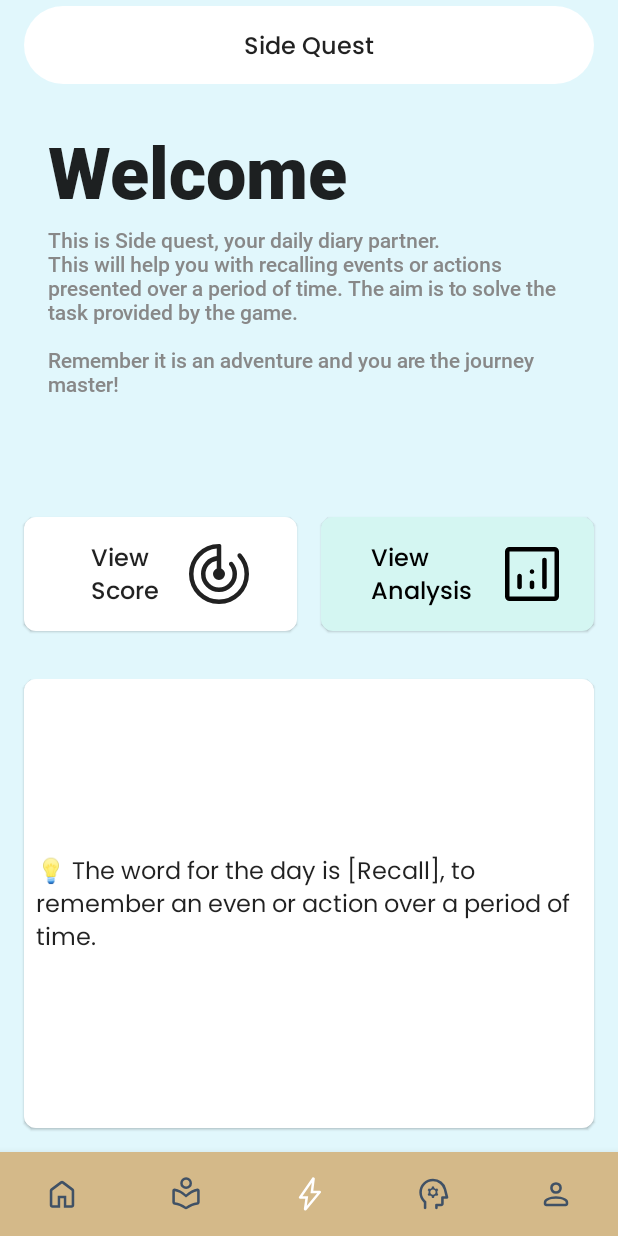
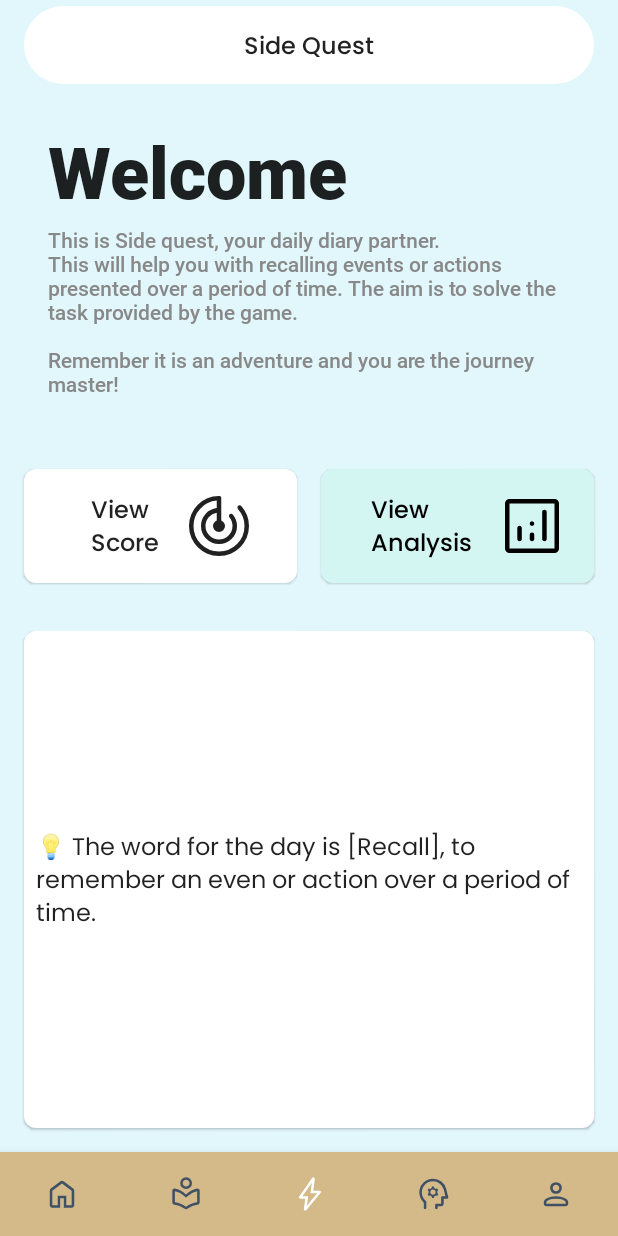
Before and after one commit to Hassan3924/Recallify, an Android app built with Jetpack Compose: the GuardianSideQuestActivity screen opened directly, with no data from a screen before it, on a phone screen of 412 x 824 dp. Run offline under Robolectric (Android 15) with nearby library versions, the phone set to English and light mode, and no system bars; our stand-ins replace accompanist.

Commit message:
Made alignment changes GuardianSideQuestActivity.kt and GuardianThinkFastActivity.kt.

```diff
--- a/app/src/main/java/com/example/recallify/view/ui/feature/guradian_application/guardiansidequest/GuardianSideQuestActivity.kt
+++ b/app/src/main/java/com/example/recallify/view/ui/feature/guradian_application/guardiansidequest/GuardianSideQuestActivity.kt
@@ -144,44 +144,10 @@ class GuardianSideQuestActivity : AppCompatActivity() {
                 Column(
                     modifier = Modifier
                         .fillMaxWidth()
-                        .padding(horizontal = 16.dp)
+                        .padding(horizontal = 16.dp),
+                    verticalArrangement = Arrangement.Center,
+                    horizontalAlignment = Alignment.CenterHorizontally
                 ) {
-                    Card(
-                        modifier = Modifier
-                            .fillMaxWidth()
-                            .padding(vertical = 16.dp),
-                        shape = RoundedCornerShape(8.dp),
-                        backgroundColor = MaterialTheme.colors.background,
-                        elevation = 1.dp,
-                    ) {
-//                        Column(
-//                            modifier = Modifier
-//                                .fillMaxWidth()
-//                                .padding(16.dp),
-//                            verticalArrangement = Arrangement.Center
-//                        ) {
-////                            Row(
-////                                modifier = Modifier.fillMaxWidth(),
-////                                horizontalArrangement = Arrangement.SpaceBetween,
-////                                verticalAlignment = Alignment.CenterVertically
-////                            ) {
-////                                Text(
-////                                    "Tap to play game",
-////                                    style = MaterialTheme.typography.button.copy(
-////                                        fontSize = 16.sp
-////                                    ),
-////                                    modifier = Modifier.padding(vertical = 16.dp)
-////                                )
-////                                Icon(
-////                                    painter = painterResource(id = R.drawable.round_arrow_forward_24),
-////                                    contentDescription = "let's play thinkfast",
-////                                    modifier = Modifier
-////                                        .size(32.dp)
-////
-////                                )
-////                            }
-//                        }
-                    }
                     Row(modifier = Modifier.fillMaxWidth()) {
                         Card(
                             modifier = Modifier
```
Also changed, not shown: app/src/main/java/com/example/recallify/view/ui/feature/guradian_application/guardianthinkfast/GuardianThinkFastActivity.kt (+11 -47 lines).
